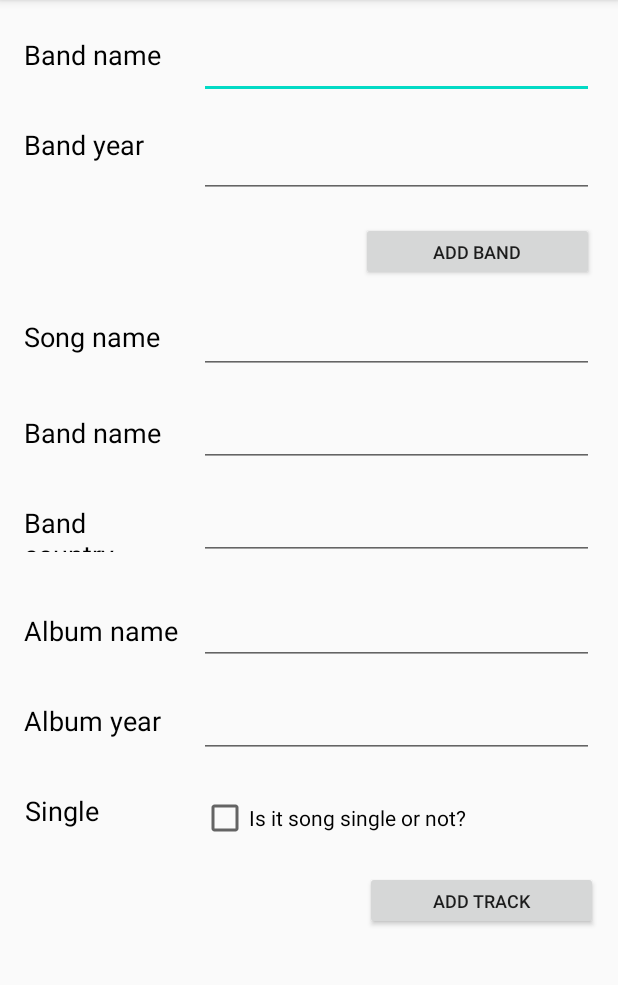
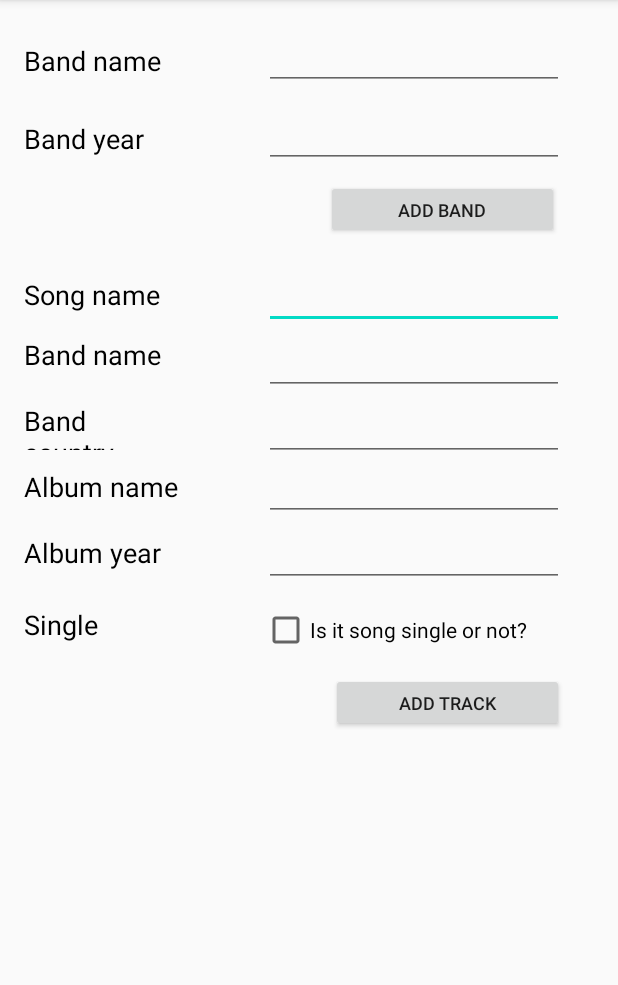
Before and after one commit to GalaxyDevourer/MusicManager, an Android app: the AddDataActivity screen opened directly, with no data from a screen before it, on a phone screen of 412 x 824 dp, the part 84-1069 px from its top. Run offline under Robolectric (Android 15) with nearby library versions, the light colour scheme and no system bars.

Commit message:
Add menu items, some changes in code, fix problems with providers

```diff
--- a/app/src/main/java/com/chmnu/groupmanager/activities/BandsListActivity.java
+++ b/app/src/main/java/com/chmnu/groupmanager/activities/BandsListActivity.java
@@ -3,6 +3,9 @@ package com.chmnu.groupmanager.activities;
 
 import android.content.Intent;
 import android.os.Bundle;
+import android.view.ActionProvider;
+import android.view.Menu;
+import android.view.MenuItem;
 import android.view.View;
 import android.widget.AdapterView;
 import android.widget.ArrayAdapter;
@@ -13,7 +16,10 @@ import com.chmnu.groupmanager.entities.BandStorage;
 
 import java.util.ArrayList;
 
+import androidx.annotation.NonNull;
 import androidx.appcompat.app.AppCompatActivity;
+import androidx.appcompat.widget.ShareActionProvider;
+import androidx.core.view.MenuItemCompat;
 
 public class BandsListActivity extends AppCompatActivity {
 
@@ -21,6 +27,12 @@ public class BandsListActivity extends AppCompatActivity {
     protected void onCreate(Bundle savedInstanceState) {
         super.onCreate(savedInstanceState);
         setContentView(R.layout.activity_show_bands_list);
+
+    }
+
+    @Override
+    protected void onStart () {
+        super.onStart();
 
         BandStorage bandStorage = new BandStorage();
         ArrayList<String> arrayList = bandStorage.getBandNames();
@@ -43,4 +55,36 @@ public class BandsListActivity extends AppCompatActivity {
         bandsListView.setOnItemClickListener(listener);
     }
 
+    @Override
+    public boolean onCreateOptionsMenu(Menu menu) {
+        getMenuInflater().inflate(R.menu.bands_list_menu, menu);
+
+        StringBuilder bandsListMessage = new StringBuilder();
+
+        ListView bandsList = findViewById(R.id.bands_list);
+        for (int i=0; i < bandsList.getCount() ; i++){
+            bandsListMessage.append(bandsList.getItemAtPosition(i)).append("\n");
+        }
+
+        MenuItem menuItem = menu.findItem(R.id.bands_list_menu_send);
+        ShareActionProvider shareActionProvider = (ShareActionProvider) MenuItemCompat.getActionProvider(menuItem);
+
+        Intent intent = new Intent(Intent.ACTION_SEND);
+        intent.setType("text/plain");
+
+        intent.putExtra(Intent.EXTRA_TEXT, bandsListMessage.toString());
+        shareActionProvider.setShareIntent(intent);
+
+        return super.onCreateOptionsMenu(menu);
+    }
+
+    @Override
+    public boolean onOptionsItemSelected(@NonNull MenuItem item) {
+        switch (item.getItemId()) {
+            case R.id.bands_list_menu_add:
+                startActivity(new Intent (this, AddDataActivity.class));
+            default:
+                return super.onOptionsItemSelected(item);
+        }
+    }
 }
--- a/app/src/main/res/layout/activity_add_data.xml
+++ b/app/src/main/res/layout/activity_add_data.xml
@@ -7,35 +7,172 @@
     android:orientation="vertical"
     tools:context=".activities.AddDataActivity">
 
+    <EditText
+        android:id="@+id/add_data_song_name"
+        android:layout_width="200dp"
+        android:layout_height="40dp"
+        android:layout_marginTop="20dp"
+        android:layout_marginEnd="36dp"
+        android:ems="10"
+        android:inputType="textPersonName"
+        app:layout_constraintEnd_toEndOf="parent"
+        app:layout_constraintTop_toBottomOf="@+id/add_data_band_button" />
+
+    <EditText
+        android:id="@+id/add_data_band_country"
+        android:layout_width="200dp"
+        android:layout_height="40dp"
+        android:layout_marginTop="4dp"
+        android:layout_marginEnd="36dp"
+        android:ems="10"
+        android:inputType="textPersonName"
+        app:layout_constraintEnd_toEndOf="parent"
+        app:layout_constraintTop_toBottomOf="@+id/add_data_song_band_name" />
+
+    <EditText
+        android:id="@+id/add_data_album_name"
+        android:layout_width="200dp"
+        android:layout_height="40dp"
+        android:layout_marginEnd="36dp"
+        android:ems="10"
+        android:inputType="textPersonName"
+        app:layout_constraintEnd_toEndOf="parent"
+        app:layout_constraintTop_toBottomOf="@+id/add_data_band_country" />
+
+    <EditText
+        android:id="@+id/add_data_album_year"
+        android:layout_width="200dp"
+        android:layout_height="40dp"
+        android:layout_marginTop="4dp"
+        android:layout_marginEnd="36dp"
+        android:ems="10"
+        android:inputType="textPersonName"
+        app:layout_constraintEnd_toEndOf="parent"
+        app:layout_constraintTop_toBottomOf="@+id/add_data_album_name" />
+
+    <CheckBox
+        android:id="@+id/add_data_check_is_single"
+        android:layout_width="201dp"
+        android:layout_height="33dp"
+        android:layout_marginTop="12dp"
+        android:layout_marginEnd="36dp"
+        android:text="@string/data_is_single_checkbox"
+        app:layout_constraintEnd_toEndOf="parent"
+        app:layout_constraintTop_toBottomOf="@+id/add_data_album_year" />
+
+    <Button
+        android:id="@+id/add_data_track_button"
+        android:layout_width="155dp"
+        android:layout_height="39dp"
+        android:layout_marginTop="12dp"
+        android:layout_marginEnd="36dp"
+        android:onClick="addDataTrack"
+        android:text="@string/data_add_track_button"
+        android:textSize="12sp"
+        app:layout_constraintEnd_toEndOf="parent"
+        app:layout_constraintTop_toBottomOf="@+id/add_data_check_is_single" />
+
+    <EditText
+        android:id="@+id/add_data_band_name"
+        android:layout_width="200dp"
+        android:layout_height="40dp"
+        android:layout_marginTop="20dp"
+        android:layout_marginEnd="36dp"
+        android:ems="10"
+        android:inputType="textPersonName"
+        app:layout_constraintEnd_toEndOf="parent"
+        app:layout_constraintTop_toTopOf="parent" />
+
     <TextView
         android:id="@+id/textView"
         android:layout_width="106dp"
         android:layout_height="32dp"
         android:layout_marginStart="16dp"
-        android:layout_marginTop="24dp"
+        android:layout_marginTop="28dp"
         android:text="@string/search_band_name"
         android:textColor="#000000"
         android:textSize="18sp"
         app:layout_constraintStart_toStartOf="parent"
         app:layout_constraintTop_toTopOf="parent" />
 
-    <EditText
-        android:id="@+id/add_data_band_name"
-        android:layout_width="263dp"
-        android:layout_height="50dp"
+    <TextView
+        android:id="@+id/textView4"
+        android:layout_width="106dp"
+        android:layout_height="32dp"
+        android:layout_marginStart="16dp"
+        android:layout_marginTop="72dp"
+        android:text="@string/data_song_name"
+        android:textColor="#000000"
+        android:textSize="18sp"
+        app:layout_constraintStart_toStartOf="parent"
+        app:layout_constraintTop_toBottomOf="@+id/textView3" />
+
+    <TextView
+        android:id="@+id/textView5"
+        android:layout_width="106dp"
+        android:layout_height="32dp"
+        android:layout_marginStart="16dp"
+        android:layout_marginTop="8dp"
+        android:text="@string/data_song_band_name"
+        android:textColor="#000000"
+        android:textSize="18sp"
+        app:layout_constraintStart_toStartOf="parent"
+        app:layout_constraintTop_toBottomOf="@+id/textView4" />
+
+    <TextView
+        android:id="@+id/textView6"
+        android:layout_width="106dp"
+        android:layout_height="32dp"
+        android:layout_marginStart="16dp"
+        android:layout_marginTop="12dp"
+        android:text="@string/data_song_band_country"
+        android:textColor="#000000"
+        android:textSize="18sp"
+        app:layout_constraintStart_toStartOf="parent"
+        app:layout_constraintTop_toBottomOf="@+id/textView5" />
+
+    <TextView
+        android:id="@+id/textView7"
+        android:layout_width="106dp"
+        android:layout_height="32dp"
+        android:layout_marginStart="16dp"
+        android:layout_marginTop="12dp"
+        android:text="@string/search_band_album_name"
+        android:textColor="#000000"
+        android:textSize="18sp"
+        app:layout_constraintStart_toStartOf="parent"
+        app:layout_constraintTop_toBottomOf="@+id/textView6" />
+
+    <TextView
+        android:id="@+id/textView9"
+        android:layout_width="106dp"
+        android:layout_height="32dp"
+        android:layout_marginStart="16dp"
         android:layout_marginTop="16dp"
-        android:layout_marginEnd="16dp"
-        android:ems="10"
-        android:inputType="textPersonName"
-        app:layout_constraintEnd_toEndOf="parent"
-        app:layout_constraintTop_toTopOf="parent" />
+        android:text="@string/data_is_single"
+        android:textColor="#000000"
+        android:textSize="18sp"
+        app:layout_constraintStart_toStartOf="parent"
+        app:layout_constraintTop_toBottomOf="@+id/textView8" />
+
+    <TextView
+        android:id="@+id/textView8"
+        android:layout_width="106dp"
+        android:layout_height="32dp"
+        android:layout_marginStart="16dp"
+        android:layout_marginTop="12dp"
+        android:text="@string/data_song_album_year"
+        android:textColor="#000000"
+        android:textSize="18sp"
+        app:layout_constraintStart_toStartOf="parent"
+        app:layout_constraintTop_toBottomOf="@+id/textView7" />
 
     <TextView
         android:id="@+id/textView3"
         android:layout_width="106dp"
         android:layout_height="32dp"
         android:layout_marginStart="16dp"
-        android:layout_marginTop="28dp"
+        android:layout_marginTop="20dp"
         android:text="@string/data_band_year"
         android:textColor="#000000"
         android:textSize="18sp"
@@ -44,10 +181,10 @@
 
     <EditText
         android:id="@+id/add_data_band_year"
-        android:layout_width="263dp"
-        android:layout_height="50dp"
-        android:layout_marginTop="16dp"
-        android:layout_marginEnd="16dp"
+        android:layout_width="200dp"
+        android:layout_height="40dp"
+        android:layout_marginTop="12dp"
+        android:layout_marginEnd="36dp"
         android:ems="10"
         android:inputType="textPersonName"
         app:layout_constraintEnd_toEndOf="parent"
@@ -57,175 +194,24 @@
         android:id="@+id/add_data_band_button"
         android:layout_width="155dp"
         android:layout_height="39dp"
-        android:layout_marginTop="16dp"
+        android:layout_marginTop="8dp"
+        android:onClick="addDataBand"
         android:text="@string/data_add_group_button"
         android:textSize="12sp"
         app:layout_constraintEnd_toEndOf="parent"
-        app:layout_constraintHorizontal_bias="0.937"
+        app:layout_constraintHorizontal_bias="0.847"
         app:layout_constraintStart_toStartOf="parent"
-        app:layout_constraintTop_toBottomOf="@+id/add_data_band_year"
-        android:onClick="addDataBand"/>
-
-    <TextView
-        android:id="@+id/textView4"
-        android:layout_width="106dp"
-        android:layout_height="32dp"
-        android:layout_marginTop="96dp"
-        android:layout_marginEnd="8dp"
-        android:text="@string/data_song_name"
-        android:textColor="#000000"
-        android:textSize="18sp"
-        app:layout_constraintEnd_toStartOf="@+id/add_data_song_name"
-        app:layout_constraintHorizontal_bias="0.842"
-        app:layout_constraintStart_toStartOf="parent"
-        app:layout_constraintTop_toBottomOf="@+id/textView3" />
-
-    <TextView
-        android:id="@+id/textView8"
-        android:layout_width="106dp"
-        android:layout_height="32dp"
-        android:layout_marginTop="28dp"
-        android:layout_marginEnd="8dp"
-        android:text="@string/data_song_album_year"
-        android:textColor="#000000"
-        android:textSize="18sp"
-        app:layout_constraintEnd_toStartOf="@+id/add_data_album_year"
-        app:layout_constraintHorizontal_bias="0.842"
-        app:layout_constraintStart_toStartOf="parent"
-        app:layout_constraintTop_toBottomOf="@+id/textView7" />
-
-    <TextView
-        android:id="@+id/textView7"
-        android:layout_width="106dp"
-        android:layout_height="32dp"
-        android:layout_marginTop="40dp"
-        android:layout_marginEnd="8dp"
-        android:text="@string/search_band_album_name"
-        android:textColor="#000000"
-        android:textSize="18sp"
-        app:layout_constraintEnd_toStartOf="@+id/add_data_album_name"
-        app:layout_constraintHorizontal_bias="0.842"
-        app:layout_constraintStart_toStartOf="parent"
-        app:layout_constraintTop_toBottomOf="@+id/textView6" />
-
-    <TextView
-        android:id="@+id/textView6"
-        android:layout_width="106dp"
-        android:layout_height="32dp"
-        android:layout_marginTop="28dp"
-        android:layout_marginEnd="8dp"
-        android:text="@string/data_song_band_country"
-        android:textColor="#000000"
-        android:textSize="18sp"
-        app:layout_constraintEnd_toStartOf="@+id/add_data_band_country"
-        app:layout_constraintHorizontal_bias="0.842"
-        app:layout_constraintStart_toStartOf="parent"
-        app:layout_constraintTop_toBottomOf="@+id/textView5" />
-
-    <TextView
-        android:id="@+id/textView5"
-        android:layout_width="106dp"
-        android:layout_height="32dp"
-        android:layout_marginTop="32dp"
-        android:layout_marginEnd="8dp"
-        android:text="@string/data_song_band_name"
-        android:textColor="#000000"
-        android:textSize="18sp"
-        app:layout_constraintEnd_toStartOf="@+id/add_data_song_band_name"
-        app:layout_constraintHorizontal_bias="0.842"
-        app:layout_constraintStart_toStartOf="parent"
-        app:layout_constraintTop_toBottomOf="@+id/textView4" />
-
-    <EditText
-        android:id="@+id/add_data_song_name"
-        android:layout_width="263dp"
-        android:layout_height="50dp"
-        android:layout_marginTop="12dp"
-        android:layout_marginEnd="16dp"
-        android:ems="10"
-        android:inputType="textPersonName"
-        app:layout_constraintEnd_toEndOf="parent"
-        app:layout_constraintTop_toBottomOf="@+id/add_data_band_button" />
+        app:layout_constraintTop_toBottomOf="@+id/add_data_band_year" />
 
     <EditText
         android:id="@+id/add_data_song_band_name"
-        android:layout_width="263dp"
-        android:layout_height="50dp"
-        android:layout_marginTop="12dp"
-        android:layout_marginEnd="16dp"
+        android:layout_width="200dp"
+        android:layout_height="40dp"
+        android:layout_marginTop="4dp"
+        android:layout_marginEnd="36dp"
         android:ems="10"
         android:inputType="textPersonName"
         app:layout_constraintEnd_toEndOf="parent"
         app:layout_constraintTop_toBottomOf="@+id/add_data_song_name" />
 
-    <EditText
-        android:id="@+id/add_data_band_country"
-        android:layout_width="263dp"
-        android:layout_height="50dp"
-        android:layout_marginTop="12dp"
-        android:layout_marginEnd="16dp"
-        android:ems="10"
-        android:inputType="textPersonName"
-        app:layout_constraintEnd_toEndOf="parent"
-        app:layout_constraintTop_toBottomOf="@+id/add_data_song_band_name" />
-
-    <EditText
-        android:id="@+id/add_data_album_name"
-        android:layout_width="263dp"
-        android:layout_height="50dp"
-        android:layout_marginTop="20dp"
-        android:layout_marginEnd="16dp"
-        android:ems="10"
-        android:inputType="textPersonName"
-        app:layout_constraintEnd_toEndOf="parent"
-        app:layout_constraintTop_toBottomOf="@+id/add_data_band_country" />
-
-    <EditText
-        android:id="@+id/add_data_album_year"
-        android:layout_width="263dp"
-        android:layout_height="50dp"
-        android:layout_marginTop="12dp"
-        android:layout_marginEnd="16dp"
-        android:ems="10"
-        android:inputType="textPersonName"
-        app:layout_constraintEnd_toEndOf="parent"
-        app:layout_constraintTop_toBottomOf="@+id/add_data_album_name" />
-
-    <TextView
-        android:id="@+id/textView9"
-        android:layout_width="106dp"
-        android:layout_height="32dp"
-        android:layout_marginTop="28dp"
-        android:layout_marginEnd="8dp"
-        android:text="@string/data_is_single"
-        android:textColor="#000000"
-        android:textSize="18sp"
-        app:layout_constraintEnd_toStartOf="@+id/add_data_check_is_single"
-        app:layout_constraintHorizontal_bias="0.842"
-        app:layout_constraintStart_toStartOf="parent"
-        app:layout_constraintTop_toBottomOf="@+id/textView8" />
-
-    <CheckBox
-        android:id="@+id/add_data_check_is_single"
-        android:layout_width="262dp"
-        android:layout_height="31dp"
-        android:layout_marginTop="24dp"
-        android:layout_marginEnd="16dp"
-        android:text="@string/data_is_single_checkbox"
-        app:layout_constraintEnd_toEndOf="parent"
-        app:layout_constraintTop_toBottomOf="@+id/add_data_album_year" />
-
-    <Button
-        android:id="@+id/add_data_track_button"
-        android:layout_width="155dp"
-        android:layout_height="39dp"
-        android:layout_marginTop="20dp"
-        android:text="@string/data_add_track_button"
-        android:textSize="12sp"
-        app:layout_constraintEnd_toEndOf="parent"
-        app:layout_constraintHorizontal_bias="0.949"
-        app:layout_constraintStart_toStartOf="parent"
-        app:layout_constraintTop_toBottomOf="@+id/add_data_check_is_single"
-        android:onClick="addDataTrack"/>
-
 </androidx.constraintlayout.widget.ConstraintLayout>
--- /dev/null
+++ b/app/src/main/res/menu/bands_list_menu.xml
@@ -0,0 +1,20 @@
+<?xml version="1.0" encoding="utf-8"?>
+<menu xmlns:android="http://schemas.android.com/apk/res/android"
+    xmlns:app="http://schemas.android.com/apk/res-auto">
+    <item
+        android:id="@+id/bands_list_menu_add"
+        android:icon="@android:drawable/ic_input_add"
+        android:orderInCategory="1"
+        app:showAsAction="ifRoom"
+        android:title="@string/bands_list_menu_add">
+    </item>
+
+    <item
+        android:id="@+id/bands_list_menu_send"
+        android:icon="@android:drawable/ic_menu_share"
+        android:orderInCategory="2"
+        app:showAsAction="ifRoom"
+        android:title="@string/bands_list_menu_send"
+        app:actionProviderClass="androidx.appcompat.widget.ShareActionProvider">
+    </item>
+</menu>
--- a/app/src/main/res/values/strings.xml
+++ b/app/src/main/res/values/strings.xml
@@ -38,5 +38,8 @@
     <string name="data_is_single_checkbox">Is it song single or not?</string>
     <string name="data_add_track_button">Add track</string>
 
+    <!-- bands_list_menu -->
+    <string name="bands_list_menu_add">Add items</string>
+    <string name="bands_list_menu_send">Send bands</string>
 
 </resources>
```
Also changed, not shown: app/src/main/AndroidManifest.xml (+5 -2 lines).
